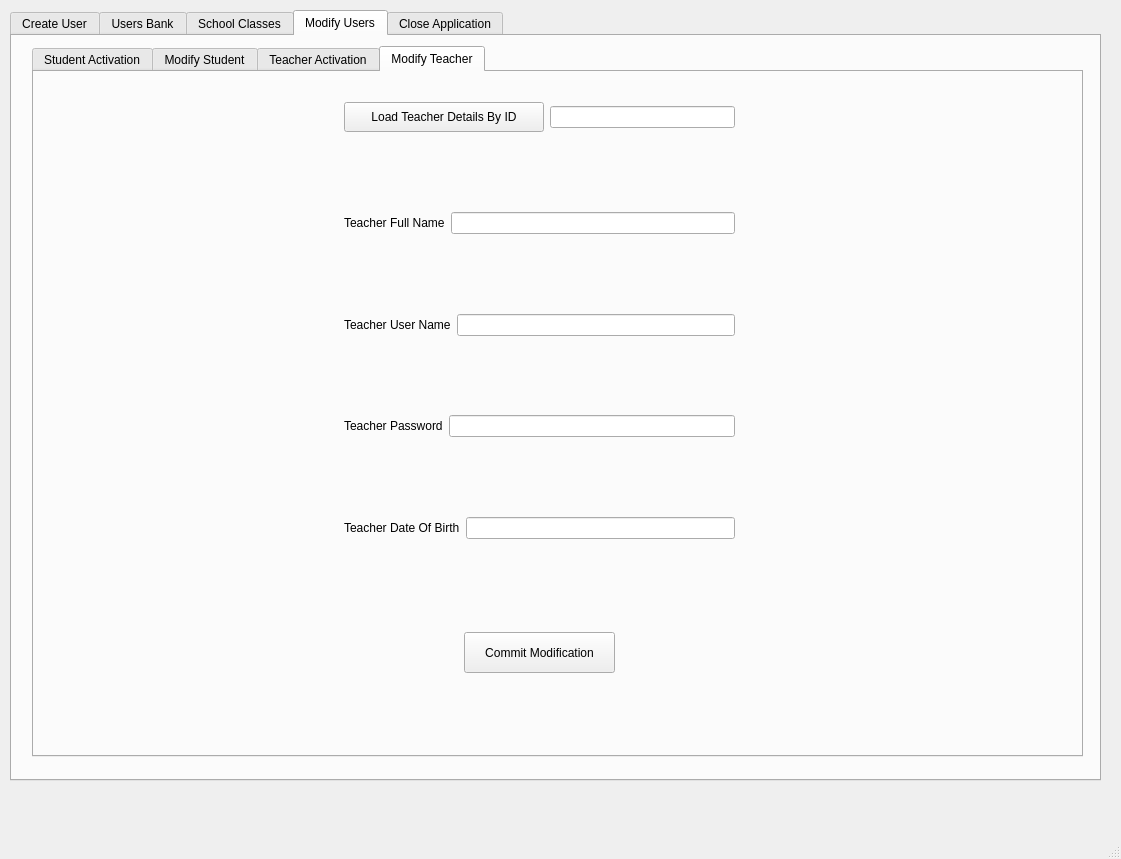
Above: GUI/AdminGUIQtDesigner.ui from applet199/OOPCourseWorkTwo before the change. Below: the same form after it.
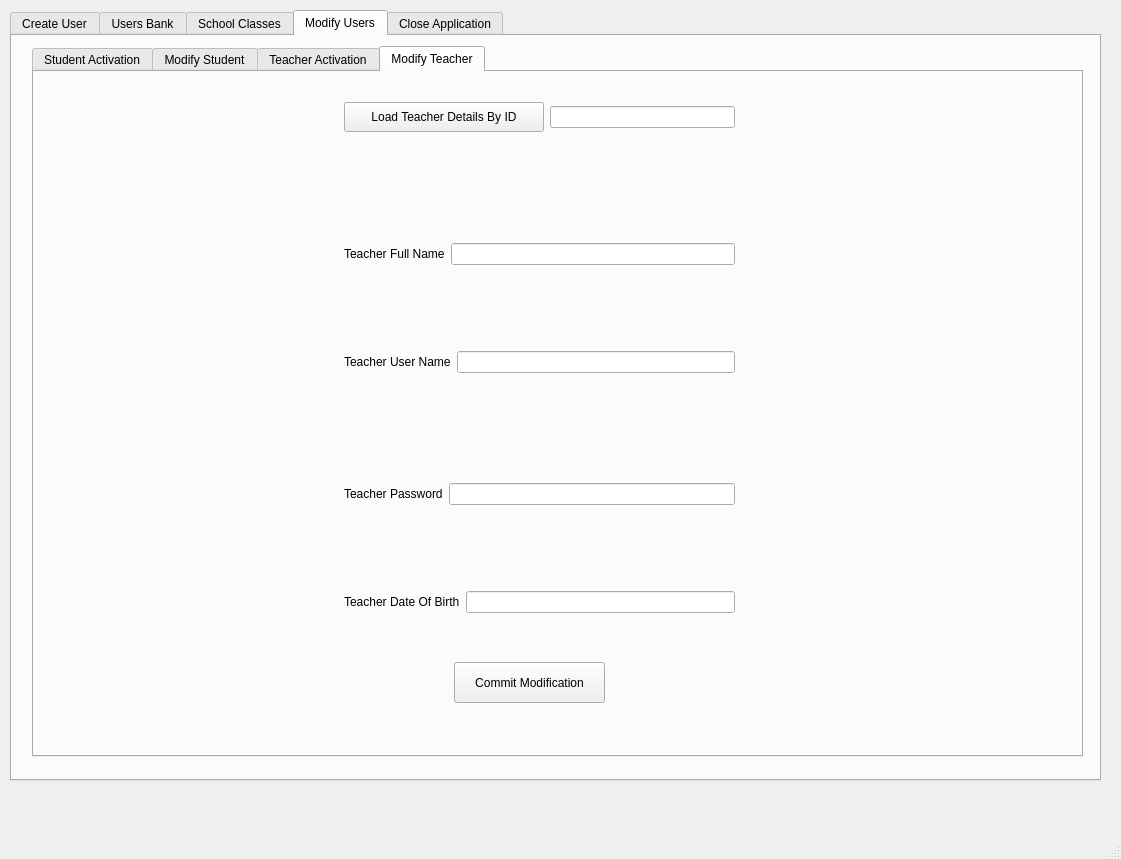
That is the form after the change. The open tabs and pages were chosen to show the change.

```diff
--- a/GUI/AdminGUIQtDesigner.ui
+++ b/GUI/AdminGUIQtDesigner.ui
@@ -1412,6 +1412,12 @@
         <height>711</height>
        </rect>
       </property>
+      <property name="sizePolicy">
+       <sizepolicy hsizetype="Expanding" vsizetype="Minimum">
+        <horstretch>0</horstretch>
+        <verstretch>0</verstretch>
+       </sizepolicy>
+      </property>
       <property name="currentIndex">
        <number>0</number>
       </property>
@@ -1641,7 +1647,7 @@
           </layout>
          </item>
          <item>
-          <widget class="QLabel" name="label_43">
+          <widget class="QLabel" name="label_42">
            <property name="text">
             <string/>
            </property>
@@ -1916,11 +1922,20 @@
           </layout>
          </item>
          <item>
-          <widget class="QLabel" name="label_54">
-           <property name="text">
-            <string/>
+          <spacer name="verticalSpacer_4">
+           <property name="orientation">
+            <enum>Qt::Vertical</enum>
            </property>
-          </widget>
+           <property name="sizeType">
+            <enum>QSizePolicy::Fixed</enum>
+           </property>
+           <property name="sizeHint" stdset="0">
+            <size>
+             <width>278</width>
+             <height>80</height>
+            </size>
+           </property>
+          </spacer>
          </item>
          <item>
           <layout class="QHBoxLayout" name="horizontalLayout_19">
@@ -1937,10 +1952,19 @@
           </layout>
          </item>
          <item>
-          <widget class="QLabel" name="label_58">
+          <widget class="QLabel" name="label_43">
+           <property name="minimumSize">
+            <size>
+             <width>0</width>
+             <height>50</height>
+            </size>
+           </property>
            <property name="text">
             <string/>
            </property>
+           <property name="alignment">
+            <set>Qt::AlignCenter</set>
+           </property>
           </widget>
          </item>
          <item>
@@ -1958,11 +1982,20 @@
           </layout>
          </item>
          <item>
-          <widget class="QLabel" name="label_60">
-           <property name="text">
-            <string/>
+          <spacer name="verticalSpacer_6">
+           <property name="orientation">
+            <enum>Qt::Vertical</enum>
            </property>
-          </widget>
+           <property name="sizeType">
+            <enum>QSizePolicy::Fixed</enum>
+           </property>
+           <property name="sizeHint" stdset="0">
+            <size>
+             <width>278</width>
+             <height>80</height>
+            </size>
+           </property>
+          </spacer>
          </item>
          <item>
           <layout class="QHBoxLayout" name="horizontalLayout_21">
@@ -1978,20 +2011,13 @@
            </item>
           </layout>
          </item>
-         <item>
-          <widget class="QLabel" name="label_62">
-           <property name="text">
-            <string/>
-           </property>
-          </widget>
-         </item>
         </layout>
        </widget>
        <widget class="QPushButton" name="pushButton_13">
         <property name="geometry">
          <rect>
-          <x>430</x>
-          <y>560</y>
+          <x>420</x>
+          <y>590</y>
           <width>151</width>
           <height>41</height>
          </rect>
```
Left out of the diff: 212 changed lines with no effect on the pictures.
